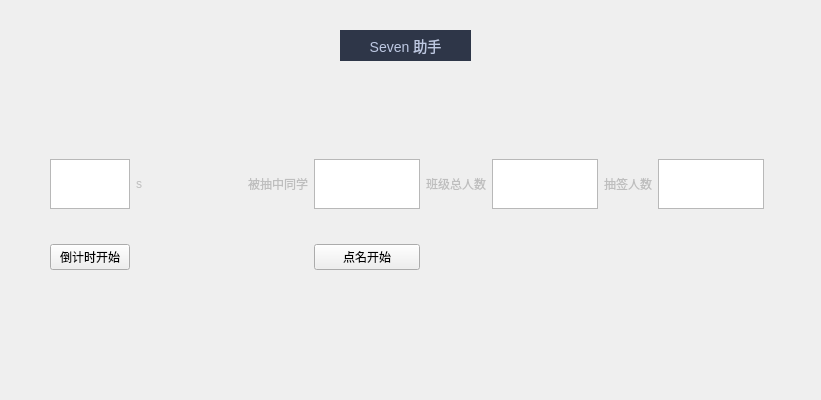
Qt form mainwindow.ui (nhyilin/refactoring) before a commit.
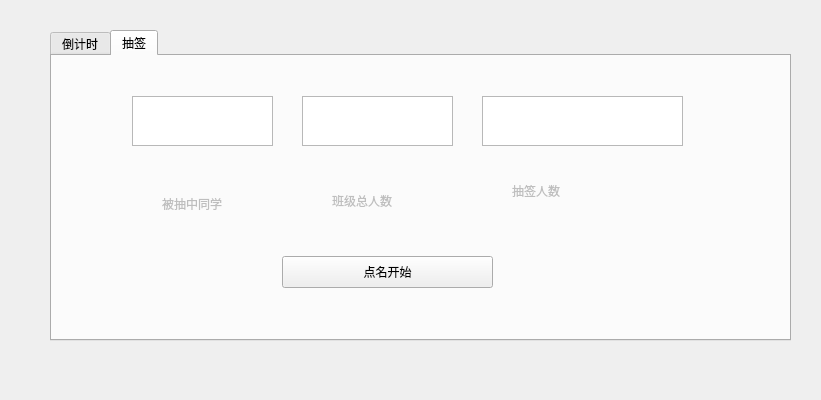
The same form after that commit.

```diff
--- a/mainwindow.ui
+++ b/mainwindow.ui
@@ -11,53 +11,36 @@
    </rect>
   </property>
   <property name="windowTitle">
-   <string>解锁完整功能，wx:nhyilin</string>
-  </property>
-  <widget class="QLabel" name="label_2">
-   <property name="enabled">
-    <bool>false</bool>
-   </property>
-   <property name="geometry">
-    <rect>
-     <x>340</x>
-     <y>30</y>
-     <width>131</width>
-     <height>31</height>
-    </rect>
-   </property>
-   <property name="styleSheet">
-    <string notr="true">QLabel {
-    font-family: &quot;Microsoft YaHei&quot;;
-    font-size: 14px;
-    color: #BDC8E2;
-    background-color: #2E3648;
-}
-</string>
-   </property>
-   <property name="text">
     <string>Seven 助手</string>
    </property>
-   <property name="alignment">
-    <set>Qt::AlignCenter</set>
-   </property>
-  </widget>
-  <widget class="QWidget" name="layoutWidget">
+  <widget class="QTabWidget" name="tabWidget">
    <property name="geometry">
     <rect>
      <x>50</x>
-     <y>130</y>
-     <width>714</width>
-     <height>171</height>
+     <y>30</y>
+     <width>741</width>
+     <height>311</height>
     </rect>
    </property>
-   <layout class="QHBoxLayout" name="horizontalLayout">
-    <item>
-     <layout class="QGridLayout" name="gridLayout">
-      <item row="0" column="0">
+   <property name="currentIndex">
+    <number>1</number>
+   </property>
+   <widget class="QWidget" name="tab">
+    <attribute name="title">
+     <string>倒计时</string>
+    </attribute>
        <widget class="QTextEdit" name="textEdit">
         <property name="enabled">
          <bool>true</bool>
         </property>
+     <property name="geometry">
+      <rect>
+       <x>260</x>
+       <y>40</y>
+       <width>121</width>
+       <height>50</height>
+      </rect>
+     </property>
         <property name="sizePolicy">
          <sizepolicy hsizetype="Preferred" vsizetype="Minimum">
           <horstretch>0</horstretch>
@@ -71,9 +54,15 @@
          </size>
         </property>
        </widget>
-      </item>
-      <item row="2" column="0">
        <widget class="QPushButton" name="pushButton">
+     <property name="geometry">
+      <rect>
+       <x>320</x>
+       <y>120</y>
+       <width>97</width>
+       <height>32</height>
+      </rect>
+     </property>
         <property name="styleSheet">
          <string notr="true">QPushButton:pressed {
 background-color: #1E90FF;
@@ -83,42 +72,39 @@
          <string>倒计时开始</string>
         </property>
        </widget>
-      </item>
-      <item row="0" column="1">
        <widget class="QLabel" name="label">
         <property name="enabled">
          <bool>false</bool>
         </property>
+     <property name="geometry">
+      <rect>
+       <x>400</x>
+       <y>40</y>
+       <width>31</width>
+       <height>41</height>
+      </rect>
+     </property>
         <property name="text">
          <string>s</string>
         </property>
        </widget>
-      </item>
-     </layout>
-    </item>
-    <item>
-     <spacer name="horizontalSpacer">
-      <property name="orientation">
-       <enum>Qt::Horizontal</enum>
-      </property>
-      <property name="sizeType">
-       <enum>QSizePolicy::Fixed</enum>
-      </property>
-      <property name="sizeHint" stdset="0">
-       <size>
-        <width>100</width>
-        <height>20</height>
-       </size>
-      </property>
-     </spacer>
-    </item>
-    <item>
-     <layout class="QGridLayout" name="gridLayout_2">
-      <item row="0" column="6">
-       <widget class="QTextEdit" name="textEdit_5">
+   </widget>
+   <widget class="QWidget" name="tab_2">
+    <attribute name="title">
+     <string>抽签</string>
+    </attribute>
+    <widget class="QTextEdit" name="textEdit_2">
         <property name="enabled">
          <bool>true</bool>
         </property>
+     <property name="geometry">
+      <rect>
+       <x>80</x>
+       <y>40</y>
+       <width>141</width>
+       <height>50</height>
+      </rect>
+     </property>
         <property name="sizePolicy">
          <sizepolicy hsizetype="Expanding" vsizetype="Fixed">
           <horstretch>0</horstretch>
@@ -132,12 +118,62 @@
          </size>
         </property>
        </widget>
-      </item>
-      <item row="0" column="4">
+    <widget class="QLabel" name="label_3">
+     <property name="enabled">
+      <bool>false</bool>
+     </property>
+     <property name="geometry">
+      <rect>
+       <x>110</x>
+       <y>140</y>
+       <width>83</width>
+       <height>16</height>
+      </rect>
+     </property>
+     <property name="maximumSize">
+      <size>
+       <width>16777215</width>
+       <height>50</height>
+      </size>
+     </property>
+     <property name="text">
+      <string>被抽中同学</string>
+     </property>
+    </widget>
+    <widget class="QLabel" name="label_5">
+     <property name="enabled">
+      <bool>false</bool>
+     </property>
+     <property name="geometry">
+      <rect>
+       <x>280</x>
+       <y>120</y>
+       <width>67</width>
+       <height>50</height>
+      </rect>
+     </property>
+     <property name="maximumSize">
+      <size>
+       <width>16777215</width>
+       <height>50</height>
+      </size>
+     </property>
+     <property name="text">
+      <string>班级总人数</string>
+     </property>
+    </widget>
        <widget class="QTextEdit" name="textEdit_4">
         <property name="enabled">
          <bool>true</bool>
         </property>
+     <property name="geometry">
+      <rect>
+       <x>250</x>
+       <y>40</y>
+       <width>151</width>
+       <height>50</height>
+      </rect>
+     </property>
         <property name="sizePolicy">
          <sizepolicy hsizetype="Expanding" vsizetype="Fixed">
           <horstretch>0</horstretch>
@@ -151,12 +187,43 @@
          </size>
         </property>
        </widget>
-      </item>
-      <item row="0" column="5">
+    <widget class="QTextEdit" name="textEdit_5">
+     <property name="enabled">
+      <bool>true</bool>
+     </property>
+     <property name="geometry">
+      <rect>
+       <x>430</x>
+       <y>40</y>
+       <width>201</width>
+       <height>50</height>
+      </rect>
+     </property>
+     <property name="sizePolicy">
+      <sizepolicy hsizetype="Expanding" vsizetype="Fixed">
+       <horstretch>0</horstretch>
+       <verstretch>0</verstretch>
+      </sizepolicy>
+     </property>
+     <property name="maximumSize">
+      <size>
+       <width>16777215</width>
+       <height>50</height>
+      </size>
+     </property>
+    </widget>
        <widget class="QLabel" name="label_6">
         <property name="enabled">
          <bool>false</bool>
         </property>
+     <property name="geometry">
+      <rect>
+       <x>460</x>
+       <y>110</y>
+       <width>140</width>
+       <height>50</height>
+      </rect>
+     </property>
         <property name="maximumSize">
          <size>
           <width>16777215</width>
@@ -167,25 +234,15 @@
          <string>抽签人数</string>
         </property>
        </widget>
-      </item>
-      <item row="0" column="3">
-       <widget class="QLabel" name="label_5">
-        <property name="enabled">
-         <bool>false</bool>
-        </property>
-        <property name="maximumSize">
-         <size>
-          <width>16777215</width>
-          <height>50</height>
-         </size>
-        </property>
-        <property name="text">
-         <string>班级总人数</string>
-        </property>
-       </widget>
-      </item>
-      <item row="2" column="1">
        <widget class="QPushButton" name="pushButton_2">
+     <property name="geometry">
+      <rect>
+       <x>230</x>
+       <y>200</y>
+       <width>211</width>
+       <height>32</height>
+      </rect>
+     </property>
         <property name="styleSheet">
          <string notr="true">QPushButton:pressed {
 background-color: #1E90FF;
@@ -195,45 +252,7 @@
          <string>点名开始</string>
         </property>
        </widget>
-      </item>
-      <item row="0" column="0">
-       <widget class="QLabel" name="label_3">
-        <property name="enabled">
-         <bool>false</bool>
-        </property>
-        <property name="maximumSize">
-         <size>
-          <width>16777215</width>
-          <height>50</height>
-         </size>
-        </property>
-        <property name="text">
-         <string>被抽中同学</string>
-        </property>
-       </widget>
-      </item>
-      <item row="0" column="1">
-       <widget class="QTextEdit" name="textEdit_2">
-        <property name="enabled">
-         <bool>true</bool>
-        </property>
-        <property name="sizePolicy">
-         <sizepolicy hsizetype="Expanding" vsizetype="Fixed">
-          <horstretch>0</horstretch>
-          <verstretch>0</verstretch>
-         </sizepolicy>
-        </property>
-        <property name="maximumSize">
-         <size>
-          <width>16777215</width>
-          <height>50</height>
-         </size>
-        </property>
-       </widget>
-      </item>
-     </layout>
-    </item>
-   </layout>
+   </widget>
   </widget>
  </widget>
  <resources/>
```
Lines whose indentation alone changed are shown as unchanged.
